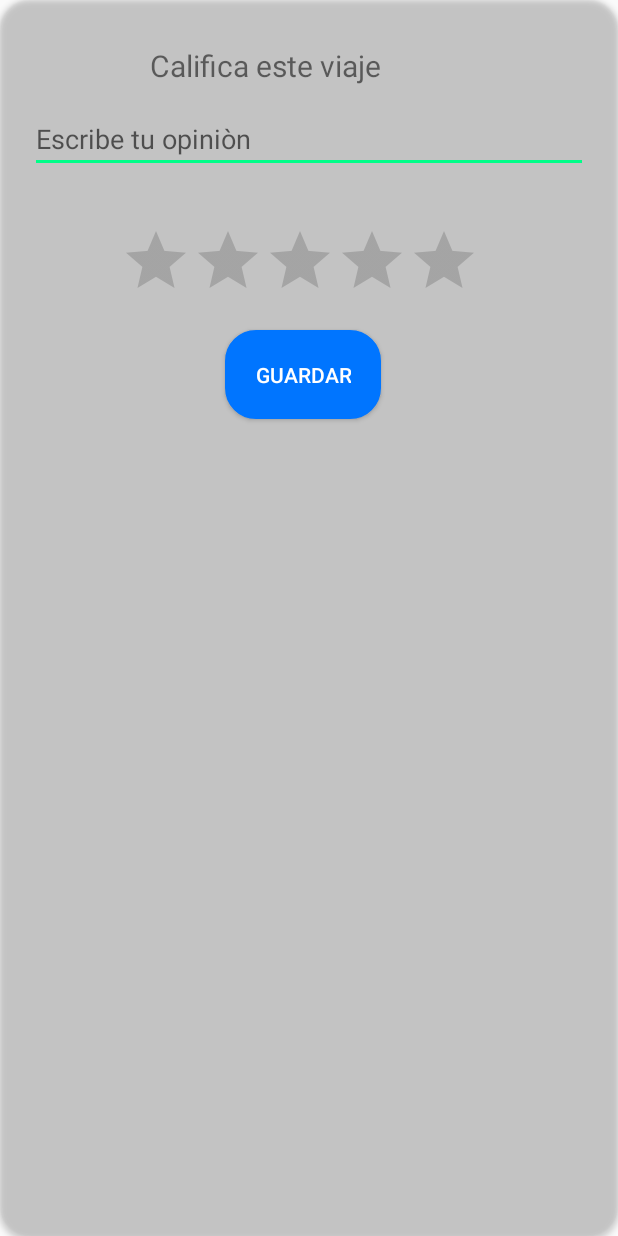
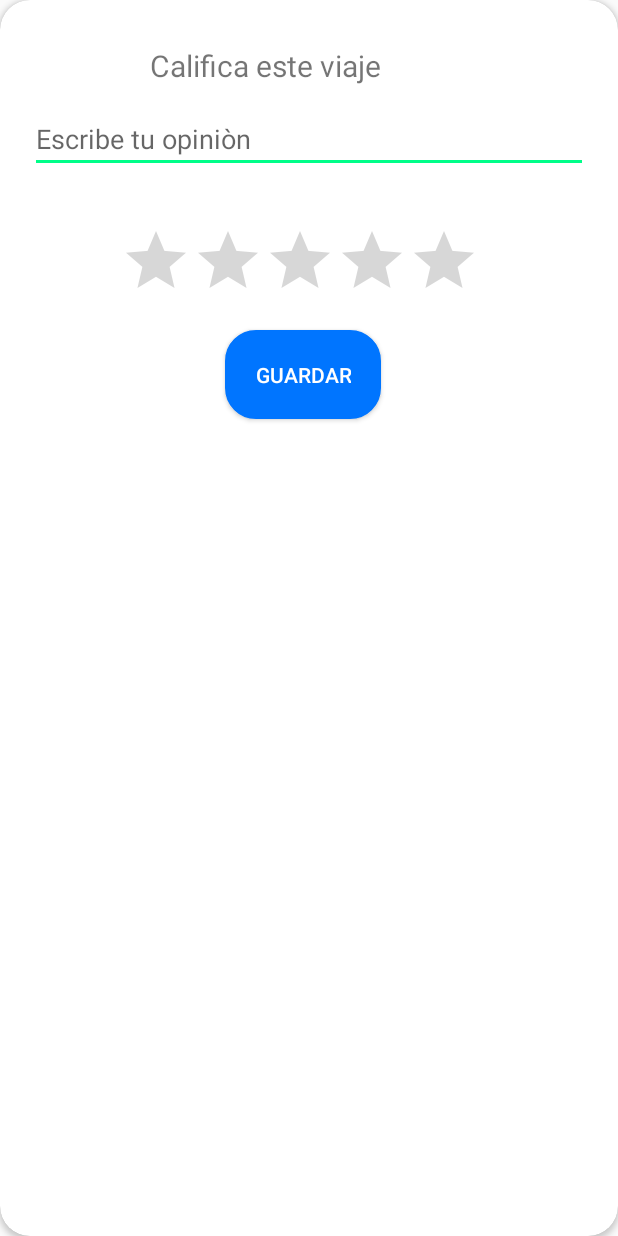
Before and after one commit to GOES-UPC/Android-GOES, an Android app: the layout dialog_report.xml on its own in the app's theme, with its tools: preview values and no code run, on a phone screen of 412 x 824 dp. Run offline under Robolectric (Android 15) with nearby library versions, the phone set to English and light mode, and no system bars.

Commit message:
이미보고 및 목록 보고서

```diff
--- a/app/src/main/java/com/simplife/skip/util/Constantes.kt
+++ b/app/src/main/java/com/simplife/skip/util/Constantes.kt
@@ -2,8 +2,8 @@ package com.simplife.skip.util
 
 //TODO: COMENTAR LOS URL'S QUE NO USEN Y DESCOMENTAR EL QUE USEN :V
 
-const val URL_API = "http://192.168.1.62:6060/" //Bryan
-//const val URL_API = "http://192.168.1.2:6060/" //Pepino
+//const val URL_API = "http://192.168.1.62:6060/" //Bryan
+const val URL_API = "http://192.168.1.2:6060/" //Pepino
 const val API_KEY = "AIzaSyBBqph0jQU_8qqrqypG35bQazc29sUanjo"
 const val URL_API_GOOGLE_MAPS = "https://maps.googleapis.com/"
 //const val URL_API = "http://192.168.0.8:6060/" //César
--- a/app/src/main/res/layout/dialog_report.xml
+++ b/app/src/main/res/layout/dialog_report.xml
@@ -5,8 +5,8 @@
     android:layout_width="match_parent"
     android:layout_height="match_parent"
 
-    android:backgroundTint="#00FFFFFF"
-    app:cardBackgroundColor="#FFFF"
+    android:backgroundTint="#FFFFFF"
+    app:cardBackgroundColor="#FFFFFF"
     app:cardCornerRadius="20dp">
 
     <TextView
@@ -21,7 +21,7 @@
 
 
     <EditText
-        android:id="@+id/et_solicitar_mensaje"
+        android:id="@+id/et_reportar"
         android:layout_width="match_parent"
         android:layout_height="wrap_content"
         android:layout_marginHorizontal="20dp"
@@ -33,26 +33,24 @@
         android:minHeight="30dip"
         android:minLines="1"></EditText>
 
-    <androidx.appcompat.widget.AppCompatRatingBar
+
+    <RatingBar
         android:layout_width="wrap_content"
         android:layout_height="wrap_content"
         android:id="@+id/rating_viaje"
-        android:numStars="5"
         android:layout_marginHorizontal="80dp"
         android:layout_marginTop="150dp"
-        android:isIndicator="true"
-        android:stepSize="0.5"
-        />
+        android:numStars="5"/>
 
     <Button
-        android:id="@+id/btn_dialog_solicitar"
+        android:id="@+id/btn_dialog_reportar"
         android:layout_width="wrap_content"
         android:layout_height="wrap_content"
         android:layout_marginHorizontal="150dp"
         android:layout_marginTop="220dp"
+        android:layout_marginBottom="20dp"
         android:background="@drawable/mybutton"
         android:padding="20dp"
-        android:layout_marginBottom="20dp"
         android:text="Guardar"
         android:textColor="#FFFF"></Button>
 
--- a/app/src/main/res/layout/myviaje_list_item.xml
+++ b/app/src/main/res/layout/myviaje_list_item.xml
@@ -88,7 +88,7 @@
 
             <LinearLayout
                 android:layout_width="match_parent"
-                android:layout_height="match_parent"
+                android:layout_height="wrap_content"
                 android:gravity="start"
                 android:orientation="horizontal"
                 >
@@ -178,8 +178,6 @@
                 app2:srcCompat="@drawable/ic_comment" />
 
         </LinearLayout>
-
-
     </androidx.constraintlayout.widget.ConstraintLayout>
 
 
```
Also changed, not shown: app/src/main/java/com/simplife/skip/activities/ViajeDetail.kt (+23 -8 lines), app/src/main/java/com/simplife/skip/adapter/MisViajesRecyclerAdapter.kt (+88 -3 lines), app/src/main/java/com/simplife/skip/adapter/ResenasRecyclerAdapter.kt (+10 -7 lines), app/src/main/java/com/simplife/skip/interfaces/ReportApiService.kt (added, +15 -0 lines), app/src/main/java/com/simplife/skip/models/ReportRequest.kt (added, +11 -0 lines), app/src/main/java/com/simplife/skip/models/Reporte.kt (added, +19 -0 lines), 1 other file.
